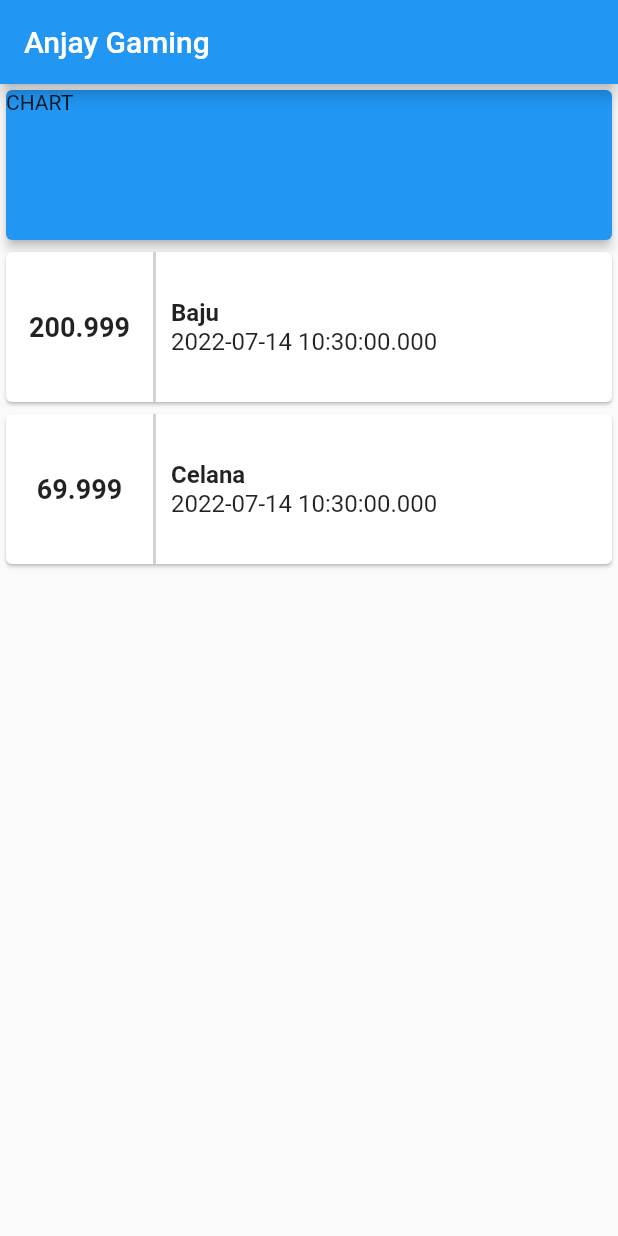
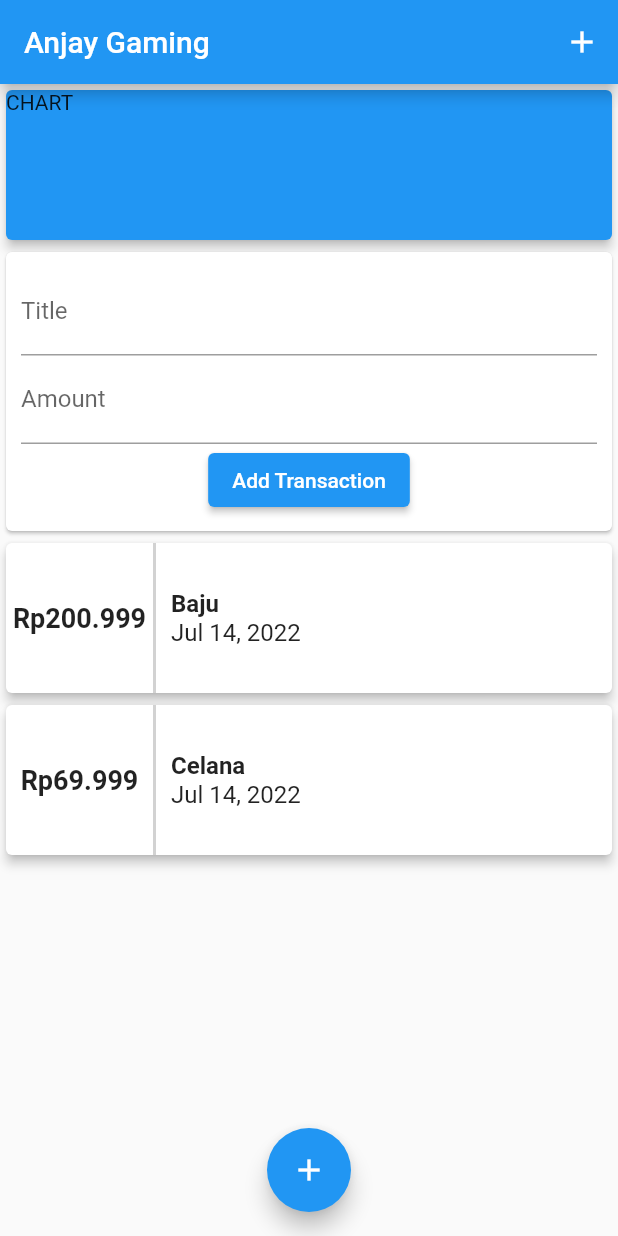
Before and after one commit to RafyDjauhari/DN-Second-App, a Flutter app: the screen it shows after launch, on a phone screen of 412 x 824 dp. Run offline on Flutter 3.47's test engine with Material 2 defaults, Android fonts, the phone set to English and light mode, and no system bars.

Commit message:
Update 3

```diff
--- a/lib/main.dart
+++ b/lib/main.dart
@@ -1,5 +1,5 @@
 import 'package:flutter/material.dart';
-import './transaction.dart';
+import '/widgets/user_transaction.dart';
 
 void main() {
   runApp(MyApp());
@@ -16,87 +16,40 @@
 }
 
 class MyHomePage extends StatelessWidget {
-  final List<Transaction> transaction = [
-    Transaction(
-      id: "A1",
-      title: "Baju",
-      amount: 200.999,
-      date: DateTime.now(),
-    ),
-    Transaction(
-      id: "A2",
-      title: "Celana",
-      amount: 69.999,
-      date: DateTime.now(),
-    ),
-  ];
-
   @override
   Widget build(BuildContext context) {
     return Scaffold(
       appBar: AppBar(
         title: Text("Anjay Gaming"),
+        actions: [
+          IconButton(
+            icon: Icon(Icons.add),
+            onPressed: () {},
+          )
+        ],
       ),
-      body: Column(
-        mainAxisAlignment: MainAxisAlignment.start,
-        children: [
-          Card(
+      body: SingleChildScrollView(
+        child: Column(
+          mainAxisAlignment: MainAxisAlignment.start,
+          children: [
+            Card(
               child: Container(
                 height: 100,
                 width: double.infinity,
                 child: Text("CHART"),
               ),
               elevation: 3,
-              color: Colors.blue),
-          Column(
-            children: transaction.map((tx) {
-              return Card(
-                child: Row(
-                  children: [
-                    Container(
-                      decoration: BoxDecoration(
-                        border: Border(
-                          right: BorderSide(
-                              width: 2,
-                              color: Color.fromARGB(255, 210, 210, 210)),
-                        ),
-                      ),
-                      alignment: Alignment.center,
-                      width: 100,
-                      height: 100,
-                      child: Text(
-                        tx.amount.toString(),
-                        style: TextStyle(
-                            fontWeight: FontWeight.bold, fontSize: 18),
-                      ),
-                    ),
-                    Container(
-                      width: 284,
-                      height: 100,
-                      padding: EdgeInsets.only(left: 10),
-                      child: Column(
-                        mainAxisAlignment: MainAxisAlignment.center,
-                        crossAxisAlignment: CrossAxisAlignment.start,
-                        children: [
-                          Text(
-                            tx.title,
-                            style: TextStyle(
-                                fontSize: 16, fontWeight: FontWeight.bold),
-                          ),
-                          Text(
-                            tx.date.toString(),
-                            style: TextStyle(fontSize: 16),
-                          ),
-                        ],
-                      ),
-                    )
-                  ],
-                ),
-              );
-            }).toList(),
-          ),
-        ],
+              color: Colors.blue,
+            ),
+            UserTransaction()
+          ],
+        ),
       ),
+      floatingActionButton: FloatingActionButton(
+        child: Icon(Icons.add),
+        onPressed: () {},
+      ),
+      floatingActionButtonLocation: FloatingActionButtonLocation.centerFloat,
     );
   }
 }
--- /dev/null
+++ b/lib/widgets/new_transaction.dart
@@ -0,0 +1,51 @@
+import 'package:flutter/material.dart';
+
+class NewTransaction extends StatelessWidget {
+  final titleController = TextEditingController();
+  final amountController = TextEditingController();
+  final Function addTransaction;
+
+  NewTransaction(this.addTransaction);
+
+  void submitData() {
+    final enteredTitle = titleController.text;
+    final enteredAmount = double.parse(amountController.text);
+
+    if (enteredTitle.isEmpty || enteredAmount <= 0) {
+      return;
+    }
+
+    addTransaction(
+      enteredTitle,
+      enteredAmount,
+    );
+  }
+
+  @override
+  Widget build(BuildContext context) {
+    return Card(
+      child: Container(
+        padding: EdgeInsets.all(10),
+        child: Column(
+          children: [
+            TextField(
+              decoration: InputDecoration(labelText: "Title"),
+              controller: titleController,
+              onSubmitted: (_) => submitData(),
+            ),
+            TextField(
+              decoration: InputDecoration(labelText: "Amount"),
+              controller: amountController,
+              keyboardType: TextInputType.number,
+              onSubmitted: (_) => submitData(),
+            ),
+            ElevatedButton(
+              child: Text("Add Transaction"),
+              onPressed: submitData,
+            )
+          ],
+        ),
+      ),
+    );
+  }
+}
--- /dev/null
+++ b/lib/widgets/transaction_list.dart
@@ -0,0 +1,62 @@
+import 'package:flutter/material.dart';
+import 'package:intl/intl.dart';
+import '../models/transaction.dart';
+
+class TransactionList extends StatelessWidget {
+  final List<Transaction> userTransactions;
+  TransactionList(this.userTransactions);
+
+  @override
+  Widget build(BuildContext context) {
+    return Container(
+      height: 420,
+      child: ListView.builder(
+        itemBuilder: (context, index) {
+          return Card(
+            elevation: 3,
+            child: Row(
+              children: [
+                Container(
+                  decoration: BoxDecoration(
+                    border: Border(
+                      right: BorderSide(
+                          width: 2, color: Color.fromARGB(255, 210, 210, 210)),
+                    ),
+                  ),
+                  alignment: Alignment.center,
+                  width: 100,
+                  height: 100,
+                  child: Text(
+                    "Rp" + userTransactions[index].amount.toString(),
+                    style: TextStyle(fontWeight: FontWeight.bold, fontSize: 18),
+                  ),
+                ),
+                Container(
+                  width: 284,
+                  height: 100,
+                  padding: EdgeInsets.only(left: 10),
+                  child: Column(
+                    mainAxisAlignment: MainAxisAlignment.center,
+                    crossAxisAlignment: CrossAxisAlignment.start,
+                    children: [
+                      Text(
+                        userTransactions[index].title,
+                        style: TextStyle(
+                            fontSize: 16, fontWeight: FontWeight.bold),
+                      ),
+                      Text(
+                        DateFormat.yMMMd().format(userTransactions[index].date),
+                        style: TextStyle(fontSize: 16),
+                      ),
+                    ],
+                  ),
+                )
+              ],
+            ),
+          );
+        },
+        itemCount: userTransactions.length,
+      ),
+    );
+  }
+}
--- /dev/null
+++ b/lib/widgets/user_transaction.dart
@@ -0,0 +1,50 @@
+import 'package:flutter/material.dart';
+
+import '/widgets/new_transaction.dart';
+import '/widgets/transaction_list.dart';
+import '../models/transaction.dart';
+
+class UserTransaction extends StatefulWidget {
+  @override
+  State<UserTransaction> createState() => _UserTransactionState();
+}
+
+class _UserTransactionState extends State<UserTransaction> {
+  final List<Transaction> _userTransactions = [
+    Transaction(
+      id: "A1",
+      title: "Baju",
+      amount: 200.999,
+      date: DateTime.now(),
+    ),
+    Transaction(
+      id: "A2",
+      title: "Celana",
+      amount: 69.999,
+      date: DateTime.now(),
+    ),
+  ];
+
+  void _addNewTransaction(String txTitle, double txAmount) {
+    final newTransaction = Transaction(
+      title: txTitle,
+      amount: txAmount,
+      date: DateTime.now(),
+      id: DateTime.now().toString(),
+    );
+
+    setState(() {
+      _userTransactions.add(newTransaction);
+    });
+  }
+
+  @override
+  Widget build(BuildContext context) {
+    return Column(
+      children: [
+        NewTransaction(_addNewTransaction),
+        TransactionList(_userTransactions),
+      ],
+    );
+  }
+}
--- a/pubspec.yaml
+++ b/pubspec.yaml
@@ -29,6 +29,7 @@
 dependencies:
   flutter:
     sdk: flutter
+  intl: ^0.17.0
 
 
   # The following adds the Cupertino Icons font to your application.
```
Also changed, not shown: lib/models/transaction.dart (renamed from lib/transaction.dart), pubspec.lock.
